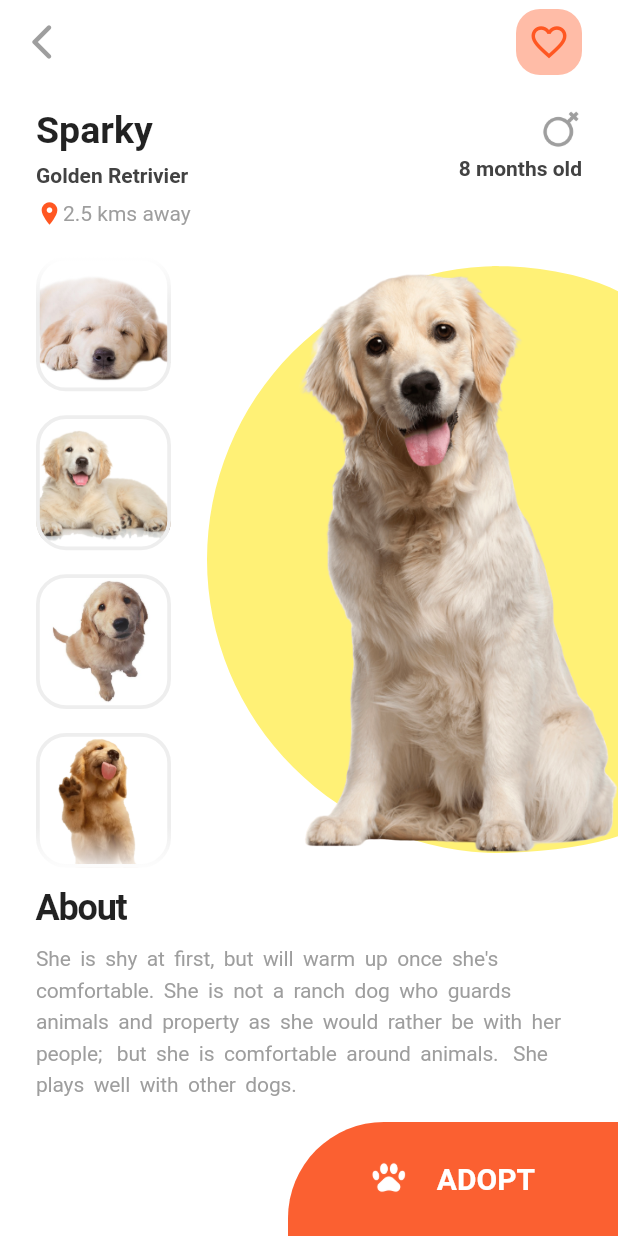
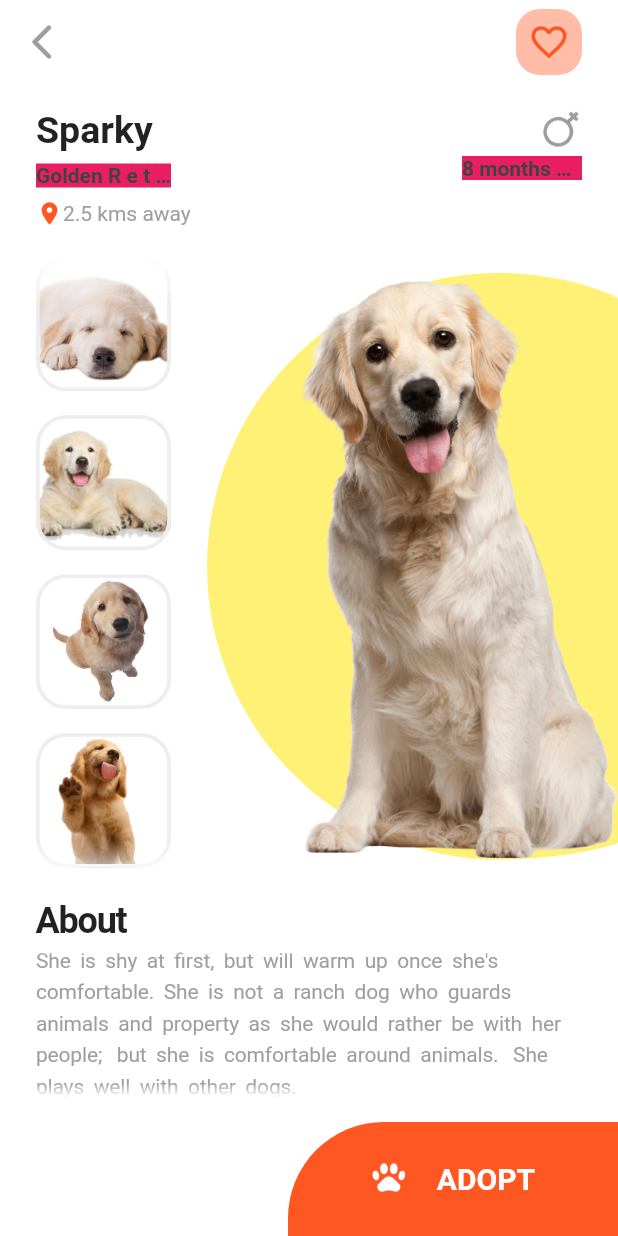
Before and after one commit to rayaniselim/app_pet_fteam, a Flutter app: the screen it shows after launch, after a tap on "Sparky", on a phone screen of 412 x 824 dp. Run offline on Flutter 3.47's test engine with Material 2 defaults, Android fonts, the phone set to English and light mode, and no system bars.

Commit message:
listGradient

```diff
--- a/lib/app/app.dart
+++ b/lib/app/app.dart
@@ -1,5 +1,6 @@
 ///[DOCUMENTATION] Arquivo de exportação de arquivos .dart, (componentes do app)
 export 'screens/pet_details/components/pet_details_adopt_button_component.dart';
+export 'components/list_gradient.dart';
 export 'screens/pet_details/components/pet_details_app_bar_component.dart';
 export 'screens/pet_details/components/pet_details_description_component.dart';
 export 'screens/pet_details/components/pet_details_header_component.dart';
--- /dev/null
+++ b/lib/app/components/list_gradient.dart
@@ -0,0 +1,48 @@
+import 'package:flutter/material.dart';
+
+enum PositionType {
+  top,
+  bottom,
+}
+
+Align listGradient({required PositionType position, required double height}) {
+  return position == PositionType.top
+      ? Align(
+          alignment: Alignment.topCenter,
+          child: IgnorePointer(
+            child: Container(
+              height: height,
+              decoration: BoxDecoration(
+                gradient: LinearGradient(
+                  begin: Alignment.bottomCenter,
+                  end: Alignment.topCenter,
+                  colors: [
+                    Colors.white.withOpacity(0),
+                    Colors.white54,
+                    Colors.white,
+                  ],
+                ),
+              ),
+            ),
+          ),
+        )
+      : Align(
+          alignment: Alignment.bottomCenter,
+          child: IgnorePointer(
+            child: Container(
+              height: height,
+              decoration: BoxDecoration(
+                gradient: LinearGradient(
+                  begin: Alignment.topCenter,
+                  end: Alignment.bottomCenter,
+                  colors: [
+                    Colors.white.withOpacity(0),
+                    Colors.white54,
+                    Colors.white,
+                  ],
+                ),
+              ),
+            ),
+          ),
+        );
+}
--- a/lib/app/screens/pet_details/components/pet_details_adopt_button_component.dart
+++ b/lib/app/screens/pet_details/components/pet_details_adopt_button_component.dart
@@ -10,9 +10,9 @@ class PetDetailsAdoptButtonComponent extends StatelessWidget {
       height: 76,
       width: 220,
       padding: const EdgeInsets.symmetric(vertical: 20),
-      decoration: const BoxDecoration(
-        color: Color.fromARGB(255, 251, 96, 49),
-        borderRadius: BorderRadius.only(
+      decoration: BoxDecoration(
+        color: Theme.of(context).primaryColor,
+        borderRadius: const BorderRadius.only(
           topLeft: Radius.circular(64),
         ),
       ),
--- a/lib/app/screens/pet_details/components/pet_details_app_bar_component.dart
+++ b/lib/app/screens/pet_details/components/pet_details_app_bar_component.dart
@@ -49,12 +49,12 @@ class _PetDetailsAppBarComponentState extends State<PetDetailsAppBarComponent> {
                   aspectRatio: 1,
                   child: Container(
                     decoration: BoxDecoration(
-                      color: Colors.deepOrange.withOpacity(0.4),
+                      color: Theme.of(context).primaryColor.withOpacity(0.4),
                       borderRadius: BorderRadius.circular(16),
                     ),
                     child: Icon(
                       value == true ? Icons.favorite : Icons.favorite_border,
-                      color: Colors.deepOrange,
+                      color: Theme.of(context).primaryColor,
                       size: 28,
                     ),
                   ),
--- a/lib/app/screens/pet_details/components/pet_details_description_component.dart
+++ b/lib/app/screens/pet_details/components/pet_details_description_component.dart
@@ -1,3 +1,4 @@
+import 'package:app_pet_fteam/app/app.dart';
 import 'package:flutter/material.dart';
 
 /// texto da descricao
@@ -14,26 +15,29 @@ class PetDetailsDescriptionComponent extends StatelessWidget {
         bottom: 16,
       ),
       child: Column(
-        crossAxisAlignment: CrossAxisAlignment.end,
-        mainAxisSize: MainAxisSize.min,
+        crossAxisAlignment: CrossAxisAlignment.start,
+        mainAxisSize: MainAxisSize.max,
         children: [
-          Container(
-            height: 36,
-            width: 400,
-            color: Colors.transparent,
-            child: const Text(
+          const Text(
             'About',
             style: TextStyle(
               fontSize: 24,
               fontWeight: FontWeight.bold,
               letterSpacing: -0.8,
             ),
-              textAlign: TextAlign.start,
           ),
-          ),
-          Text(
-            "She is shy at first, but will warm up once she's comfortable. She is not a ranch dog who guards animals and property as she would rather be with her people;  but she is comfortable around animals.  She plays well with other dogs.",
-            overflow: TextOverflow.ellipsis,
+          ClipRRect(
+            borderRadius: BorderRadius.circular(10),
+            child: SizedBox(
+              height: 104,
+              child: Stack(
+                children: [
+                  SingleChildScrollView(
+                    scrollDirection: Axis.vertical,
+                    child: Padding(
+                      padding: const EdgeInsets.only(bottom: 4.0),
+                      child: Text(
+                        "She is shy at first, but will warm up once she's comfortable. She is not a ranch dog who guards animals and property as she would rather be with her people;  but she is comfortable around animals.  She plays well with other dogs. ",
                         style: TextStyle(
                             fontSize: 14,
                             color: Colors.grey[500],
@@ -41,8 +45,15 @@ class PetDetailsDescriptionComponent extends StatelessWidget {
                             wordSpacing: 3,
                             letterSpacing: -0.1,
                             height: 1.5),
-            maxLines: 6,
                         textAlign: TextAlign.start,
+                      ),
+                    ),
+                  ),
+                  listGradient(position: PositionType.top, height: 10),
+                  listGradient(position: PositionType.bottom, height: 10),
+                ],
+              ),
+            ),
           ),
         ],
       ),
--- a/lib/app/screens/pet_details/components/pet_details_header_component.dart
+++ b/lib/app/screens/pet_details/components/pet_details_header_component.dart
@@ -40,7 +40,10 @@ class PetDetailsHeaderComponent extends StatelessWidget {
                   textAlign: TextAlign.start,
                 ),
                 const SizedBox(height: 8),
-                Text(
+                Container(
+                  width: 90,
+                  color: Colors.pink,
+                  child: Text(
                     pet.race,
                     overflow: TextOverflow.ellipsis,
                     style: TextStyle(
@@ -50,12 +53,13 @@ class PetDetailsHeaderComponent extends StatelessWidget {
                     ),
                     textAlign: TextAlign.start,
                   ),
+                ),
                 const SizedBox(height: 8),
                 Row(
                   children: [
-                    const Icon(
+                    Icon(
                       Icons.location_on_sharp,
-                      color: Colors.deepOrange,
+                      color: Theme.of(context).primaryColor,
                       size: 18,
                     ),
                     Expanded(
@@ -87,13 +91,23 @@ class PetDetailsHeaderComponent extends StatelessWidget {
                 color: Colors.grey[500],
               ),
               const SizedBox(height: 4),
-              Text(
-                pet.age.truncate(length: 16),
+              Container(
+                width: 80,
+                color: Colors.pink,
+                child: Text(
+                  /// O "truncate" ele tem a mesma função que o overflow: TextOverflow.ellipsis,
+                  /// que é cotar uma string após ela atingir um certo tamanho. A diferença é
+                  /// que o parrametro "overflow" da classe "Text()" ele corta a String baseado
+                  /// no tamanho do width do Widget pai, já o "truncate" ele corta a String baseada
+                  /// na quantidade de caracteres presentes dentro da String em si.
+                  pet.age.truncate(length: 10),
+                  maxLines: 1,
                   overflow: TextOverflow.ellipsis,
                   style: TextStyle(
                     fontWeight: FontWeight.bold,
                     color: Colors.grey[800],
                     fontSize: 14,
+                  ),
                 ),
               ),
             ],
--- a/lib/app/screens/pet_details/components/pet_details_photos_list_component.dart
+++ b/lib/app/screens/pet_details/components/pet_details_photos_list_component.dart
@@ -1,3 +1,4 @@
+import 'package:app_pet_fteam/app/app.dart';
 import 'package:app_pet_fteam/core/core.dart';
 import 'package:flutter/material.dart';
 
@@ -23,8 +24,6 @@ class PetDetailsPhotosListComponent extends StatelessWidget {
                 margin: const EdgeInsets.only(bottom: 16),
                 decoration: BoxDecoration(
                   borderRadius: BorderRadius.circular(20),
-
-                  /// borda da foto
                   border: Border.all(color: Colors.grey.shade200, width: 2.5),
                   color: Colors.white,
                   image: DecorationImage(
@@ -38,46 +37,8 @@ class PetDetailsPhotosListComponent extends StatelessWidget {
             );
           },
         ),
-
-        /// efeito esfumacado 'Gradiente' branco
-        Align(
-          alignment: Alignment.topCenter,
-          child: IgnorePointer(
-            child: Container(
-              height: 32,
-              decoration: BoxDecoration(
-                gradient: LinearGradient(
-                  begin: Alignment.bottomCenter,
-                  end: Alignment.topCenter,
-                  colors: [
-                    Colors.white.withOpacity(0),
-                    Colors.white54,
-                    Colors.white,
-                  ],
-                ),
-              ),
-            ),
-          ),
-        ),
-        Align(
-          alignment: Alignment.bottomCenter,
-          child: IgnorePointer(
-            child: Container(
-              height: 32,
-              decoration: BoxDecoration(
-                gradient: LinearGradient(
-                  begin: Alignment.topCenter,
-                  end: Alignment.bottomCenter,
-                  colors: [
-                    Colors.white.withOpacity(0),
-                    Colors.white54,
-                    Colors.white,
-                  ],
-                ),
-              ),
-            ),
-          ),
-        ),
+        listGradient(position: PositionType.top, height: 32),
+        listGradient(position: PositionType.bottom, height: 32),
       ],
     );
   }
--- a/lib/app/screens/pets_list/components/pet_card_component.dart
+++ b/lib/app/screens/pets_list/components/pet_card_component.dart
@@ -99,9 +99,9 @@ class PetCardComponent extends StatelessWidget {
                         const SizedBox(height: 14),
                         Row(
                           children: [
-                            const Icon(
+                            Icon(
                               Icons.location_on_sharp,
-                              color: Colors.deepOrange,
+                              color: Theme.of(context).primaryColor,
                               size: 18,
                             ),
                             Expanded(
@@ -129,7 +129,7 @@ class PetCardComponent extends StatelessWidget {
                             ? Icons.favorite
                             : Icons.favorite_border,
                         color: selectedItem == true
-                            ? Colors.deepOrange
+                            ? Theme.of(context).primaryColor
                             : Colors.grey[500],
                         size: 28,
                       ),
--- a/lib/app/screens/pets_list/components/pet_category_component.dart
+++ b/lib/app/screens/pets_list/components/pet_category_component.dart
@@ -23,7 +23,9 @@ class PetCategoryComponent extends StatelessWidget {
       child: Container(
         padding: const EdgeInsets.all(12.0),
         decoration: BoxDecoration(
-          color: selectedItem == true ? Colors.deepOrange : Colors.white,
+          color: selectedItem == true
+              ? Theme.of(context).primaryColor
+              : Colors.white,
           borderRadius: BorderRadius.circular(18),
         ),
         child: Row(
--- a/lib/core/data/pets_list_data.dart
+++ b/lib/core/data/pets_list_data.dart
@@ -5,7 +5,7 @@ import 'package:flutter/material.dart';
 List<PetModel> petsListData = [
   PetModel(
     name: 'Sparky',
-    race: 'Golden Retrivier',
+    race: 'Golden R e t r i v i e r',
     age: '8 months old',
     sex: 'Female',
     photo: 'assets/images/pets/golden/golden_9.png',
--- a/lib/core/utils/string_extensions.dart
+++ b/lib/core/utils/string_extensions.dart
@@ -1,5 +1,5 @@
 extension Truncate on String {
-  String truncate({length = 7, omission = '...'}) {
+  String truncate({length = 10, omission = '...'}) {
     if (length >= this.length) {
       return this;
     }
```
Lines whose indentation alone changed are shown as unchanged.
